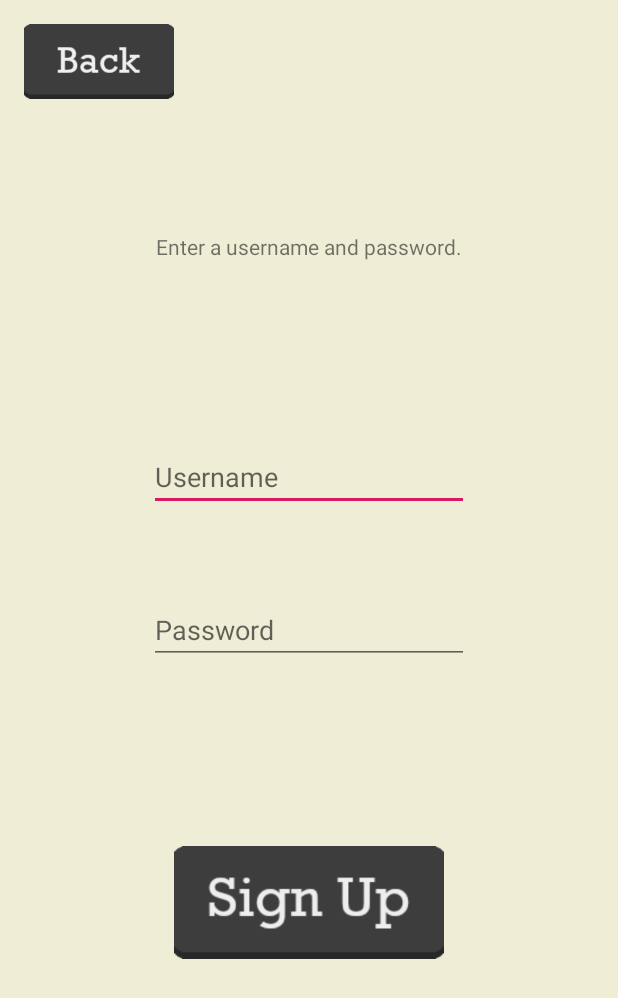
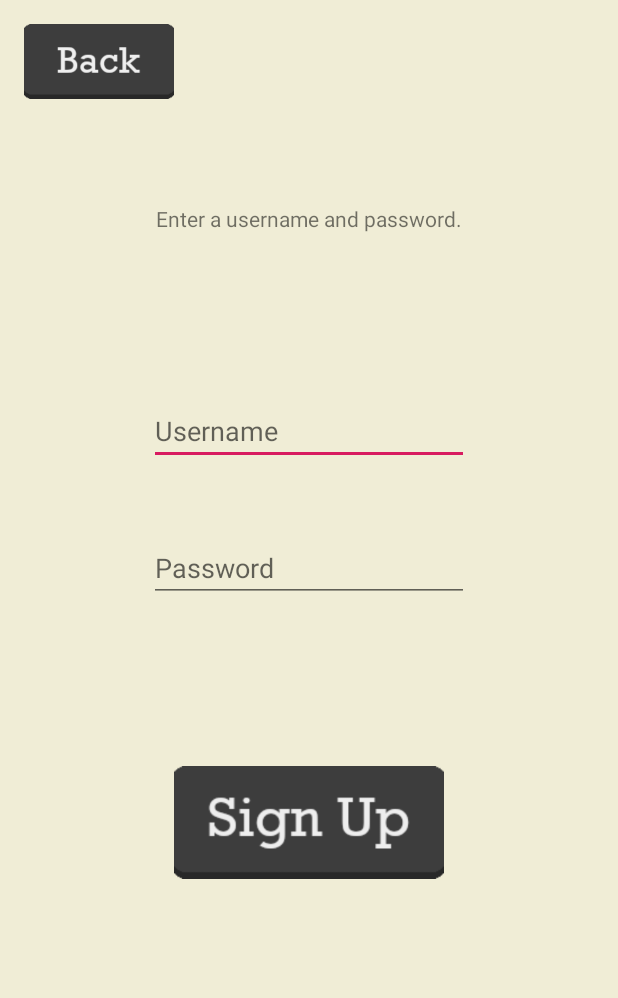
Before and after one commit to KNurmik/The-Game, an Android app: the RegisterActivity screen opened directly, with no data from a screen before it, on a phone screen of 412 x 824 dp. Shown: the top 998 px of the screen. Run offline under Robolectric (Android 15) with nearby library versions, the phone set to English and light mode, and no system bars; our stand-ins replace Dagger/Hilt's generated code.

Commit message:
Log in and sign up buttons are now partially visible with a keyboard onscreen.

```diff
--- a/phase2/app/src/main/res/layout/activity_log_in.xml
+++ b/phase2/app/src/main/res/layout/activity_log_in.xml
@@ -12,7 +12,7 @@
         android:layout_width="180dp"
         android:layout_height="75dp"
         android:layout_marginTop="32dp"
-        android:layout_marginBottom="128dp"
+        android:layout_marginBottom="192dp"
         android:background="@drawable/log_in"
         app:layout_constraintBottom_toBottomOf="parent"
         app:layout_constraintEnd_toEndOf="parent"
@@ -52,7 +52,7 @@
         android:id="@+id/logInInstructionText"
         android:layout_width="wrap_content"
         android:layout_height="wrap_content"
-        android:layout_marginTop="32dp"
+        android:layout_marginTop="24dp"
         android:layout_marginBottom="32dp"
         android:text="Enter your username and password."
         app:layout_constraintBottom_toTopOf="@+id/UsernameText"
--- a/phase2/app/src/main/res/layout/activity_register.xml
+++ b/phase2/app/src/main/res/layout/activity_register.xml
@@ -40,7 +40,7 @@
         android:layout_width="180dp"
         android:layout_height="75dp"
         android:layout_marginTop="32dp"
-        android:layout_marginBottom="128dp"
+        android:layout_marginBottom="192dp"
         android:background="@drawable/sign_up"
         app:layout_constraintBottom_toBottomOf="parent"
         app:layout_constraintEnd_toEndOf="parent"
@@ -52,7 +52,7 @@
         android:id="@+id/logInInstructionText"
         android:layout_width="wrap_content"
         android:layout_height="wrap_content"
-        android:layout_marginTop="32dp"
+        android:layout_marginTop="24dp"
         android:layout_marginBottom="32dp"
         android:text="Enter a username and password."
         app:layout_constraintBottom_toTopOf="@+id/NewUsernameText"
```
